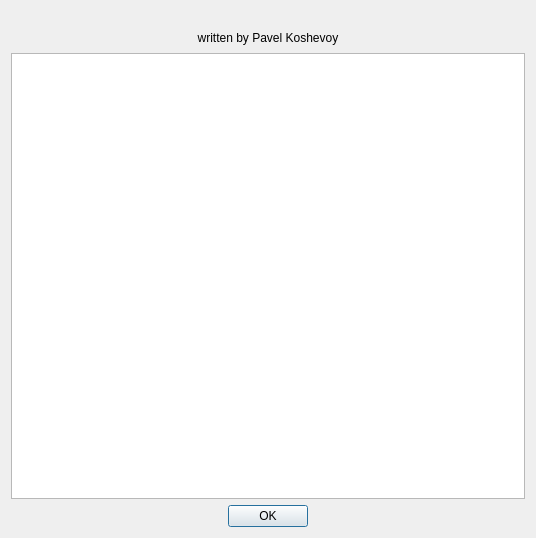
First picture: the form in apprenticevideo/yaeAbout.ui, repository pkoshevoy/aeyae, before the edit.
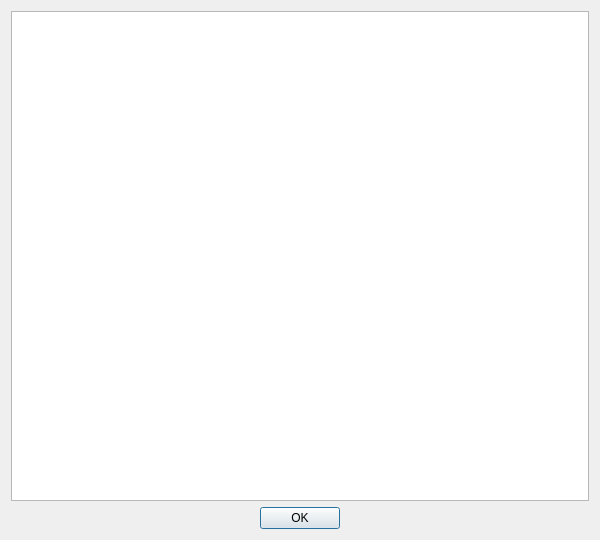
Second picture: the form after the edit. Icons and pictures are not drawn.

Commit message: Make instructions in the About dialog more noticable.

Diff of the .ui file:
```diff
--- a/apprenticevideo/yaeAbout.ui
+++ b/apprenticevideo/yaeAbout.ui
@@ -6,10 +6,16 @@
    <rect>
     <x>0</x>
     <y>0</y>
-    <width>536</width>
-    <height>538</height>
+    <width>600</width>
+    <height>540</height>
    </rect>
   </property>
+  <property name="minimumSize">
+   <size>
+    <width>600</width>
+    <height>540</height>
+   </size>
+  </property>
   <property name="windowTitle">
    <string>About Apprentice Video</string>
   </property>
@@ -18,74 +24,6 @@
     <normaloff>:/images/apprenticevideo-64.png</normaloff>:/images/apprenticevideo-64.png</iconset>
   </property>
   <layout class="QVBoxLayout" name="dialogLayout">
-   <item>
-    <widget class="QLabel" name="logoLabel">
-     <property name="sizePolicy">
-      <sizepolicy hsizetype="Fixed" vsizetype="Fixed">
-       <horstretch>0</horstretch>
-       <verstretch>0</verstretch>
-      </sizepolicy>
-     </property>
-     <property name="pixmap">
-      <pixmap resource="apprenticevideo.qrc">:/images/apprenticevideo-about.png</pixmap>
-     </property>
-     <property name="alignment">
-      <set>Qt::AlignCenter</set>
-     </property>
-    </widget>
-   </item>
-   <item>
-    <layout class="QHBoxLayout" name="authorLayout">
-     <item>
-      <spacer name="spacer">
-       <property name="orientation">
-        <enum>Qt::Horizontal</enum>
-       </property>
-       <property name="sizeType">
-        <enum>QSizePolicy::Fixed</enum>
-       </property>
-       <property name="sizeHint" stdset="0">
-        <size>
-         <width>40</width>
-         <height>16</height>
-        </size>
-       </property>
-      </spacer>
-     </item>
-     <item>
-      <widget class="QLabel" name="writtenBy">
-       <property name="text">
-        <string>written by Pavel Koshevoy</string>
-       </property>
-       <property name="textFormat">
-        <enum>Qt::PlainText</enum>
-       </property>
-       <property name="alignment">
-        <set>Qt::AlignHCenter|Qt::AlignTop</set>
-       </property>
-       <property name="wordWrap">
-        <bool>true</bool>
-       </property>
-      </widget>
-     </item>
-     <item>
-      <spacer name="spacer_2">
-       <property name="orientation">
-        <enum>Qt::Horizontal</enum>
-       </property>
-       <property name="sizeType">
-        <enum>QSizePolicy::Fixed</enum>
-       </property>
-       <property name="sizeHint" stdset="0">
-        <size>
-         <width>40</width>
-         <height>16</height>
-        </size>
-       </property>
-      </spacer>
-     </item>
-    </layout>
-   </item>
    <item>
     <widget class="QTextBrowser" name="textBrowser">
      <property name="openExternalLinks">
```
The commit also changes 2 other files.
